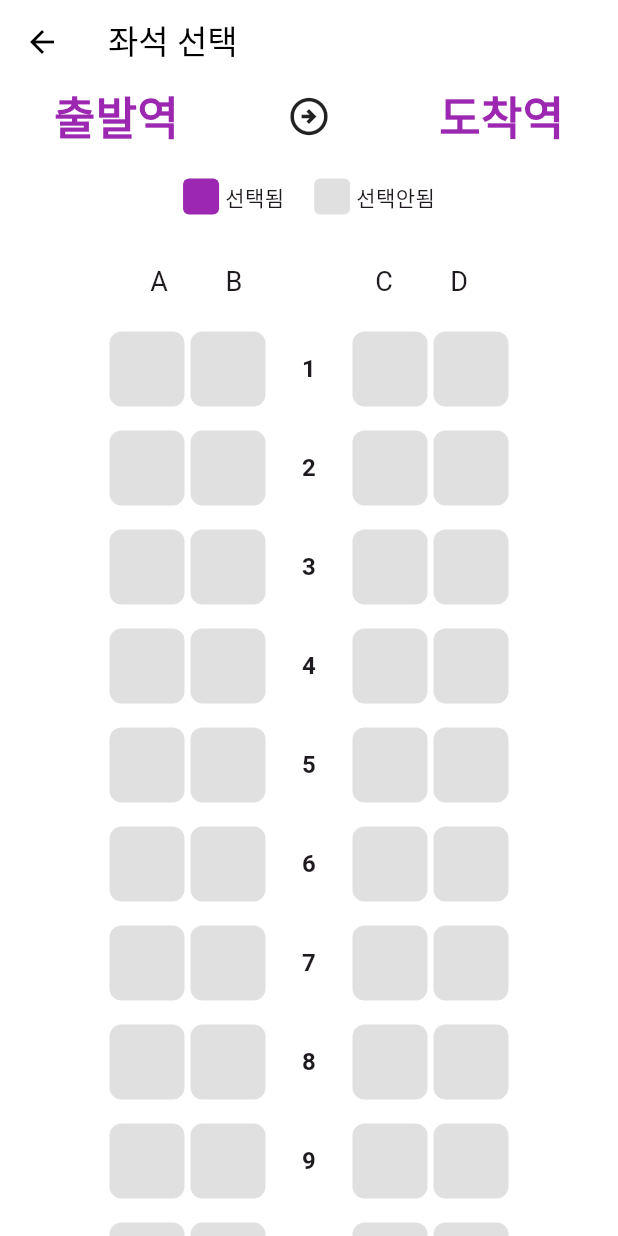
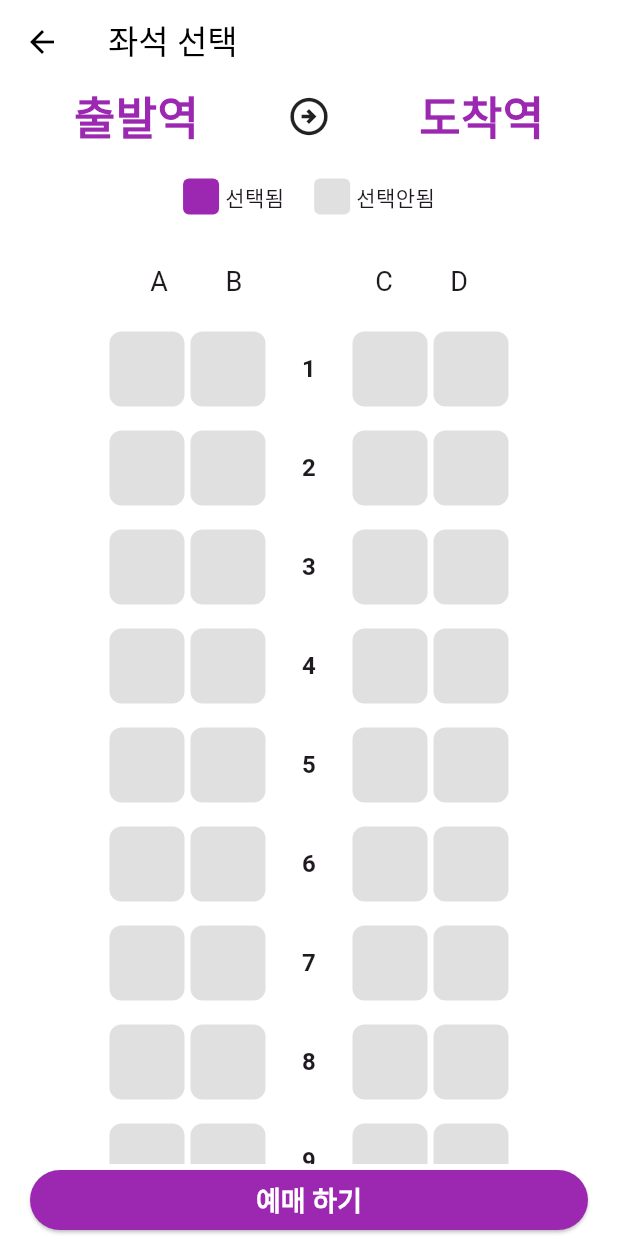
Before and after one commit to JinseongMOK/Flutter_Train_App, a Flutter app: the SeatPage screen opened directly, on a phone screen of 412 x 824 dp. Run offline on Flutter 3.47's test engine with Material 3 defaults, Android fonts, the phone set to English and light mode, and no system bars.

Commit message:
예매하기 버튼 추가

```diff
--- a/lib/screen/seat_page.dart
+++ b/lib/screen/seat_page.dart
@@ -20,7 +20,11 @@ class _SeatPageState extends State<SeatPage> {
       appBar: AppBar(
         title: Text('좌석 선택'),
       ),
-      body: Column(
+      body: Padding(
+        padding: const EdgeInsets.symmetric(horizontal: 20),
+        child: SafeArea(
+          child: Column(
+            crossAxisAlignment: CrossAxisAlignment.stretch,
             children: [
               station(startStation, endStation), // 전달받은 데이터 사용
               Padding(
@@ -38,7 +42,13 @@ class _SeatPageState extends State<SeatPage> {
               Expanded(
                 child: SelectSeat(),
               ),
+              ElevatedButton(
+                onPressed: () {},
+                child: Text('예매 하기'),
+              ),
             ],
+          ),
+        ),
       ),
     );
   }
```
Lines whose indentation alone changed are shown as unchanged.
